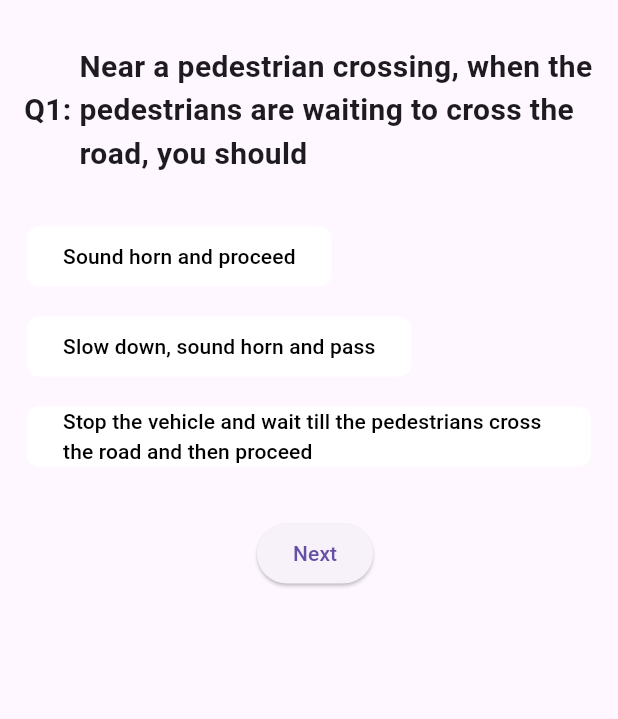
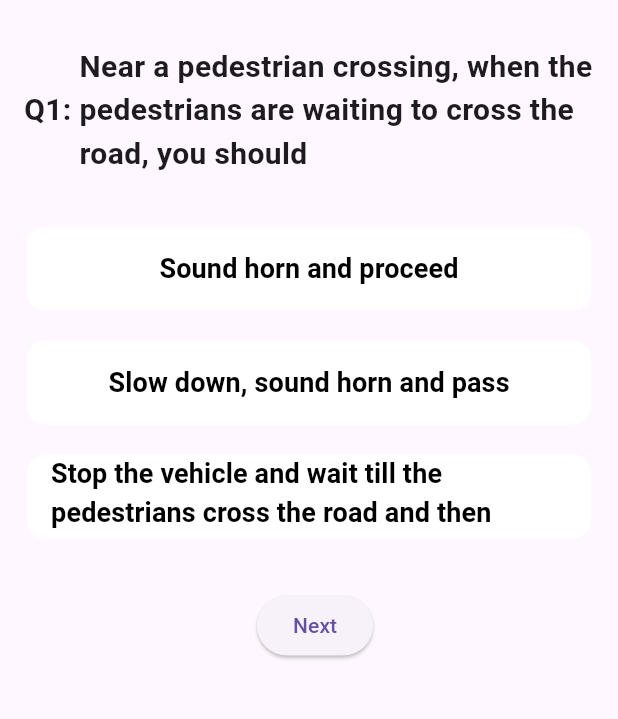
Before and after one commit to sonu041/rtoexam, a Flutter app: the screen it shows after launch, after a tap on an icon or button, on a phone screen of 412 x 824 dp, the part 63-782 px from its top. Run offline on Flutter 3.47's test engine with Material 3 defaults, Android fonts, the light colour scheme and no system bars.

Commit message:
Make the question option bigger

```diff
--- a/lib/question_detail_screen.dart
+++ b/lib/question_detail_screen.dart
@@ -79,18 +79,28 @@ class QuestionDetailScreen extends StatelessWidget {
                 }
               }
               return Padding(
-                padding: const EdgeInsets.symmetric(vertical: 4.0),
+                padding: const EdgeInsets.symmetric(vertical: 8.0),
                 child: Container(
                   decoration: BoxDecoration(
                     border: Border.all(
                       color: borderColor ?? Colors.transparent,
                       width: 2,
                     ),
-                    borderRadius: BorderRadius.circular(8),
+                    borderRadius: BorderRadius.circular(12),
                   ),
+                  child: SizedBox(
+                    width: double.infinity,
+                    height: 56,
                     child: ElevatedButton(
                       onPressed: selectedIndex == -1 ? () => onSelectOption(index) : null,
-                    child: Text(options[index], style: TextStyle(color: Colors.black)),
+                      child: Text(
+                        options[index],
+                        style: const TextStyle(
+                          color: Colors.black,
+                          fontSize: 18,
+                          fontWeight: FontWeight.w600,
+                        ),
+                      ),
                       style: ElevatedButton.styleFrom(
                         backgroundColor: selectedIndex == index
                             ? (index == correctIndex
@@ -98,12 +108,14 @@ class QuestionDetailScreen extends StatelessWidget {
                                 : Colors.red)
                             : Colors.white,
                         shape: RoundedRectangleBorder(
-                        borderRadius: BorderRadius.circular(8),
+                          borderRadius: BorderRadius.circular(12),
                         ),
                         elevation: 0,
                         foregroundColor: Colors.black,
                         disabledForegroundColor: Colors.black,
                         disabledBackgroundColor: Colors.white,
+                        padding: const EdgeInsets.symmetric(horizontal: 16),
+                      ),
                     ),
                   ),
                 ),
--- a/lib/question_list_screen.dart
+++ b/lib/question_list_screen.dart
@@ -17,9 +17,15 @@ class QuestionListScreen extends StatelessWidget {
           String questionText = q.containsKey('id')
               ? 'Q${q['id']}: ${q['question']}'
               : q['question'];
-          return ListTile(
-            title: Text(questionText, maxLines: 1, overflow: TextOverflow.ellipsis),
-            onTap: () => onQuestionTap(index),
+          final Color bgColor = index % 2 == 0
+              ? Colors.white
+              : Colors.grey.shade100;
+          return Container(
+            color: bgColor,
+            child: ListTile(
+              title: Text(questionText, maxLines: 1, overflow: TextOverflow.ellipsis),
+              onTap: () => onQuestionTap(index),
+            ),
           );
         },
       ),
```
Lines whose indentation alone changed are shown as unchanged.
